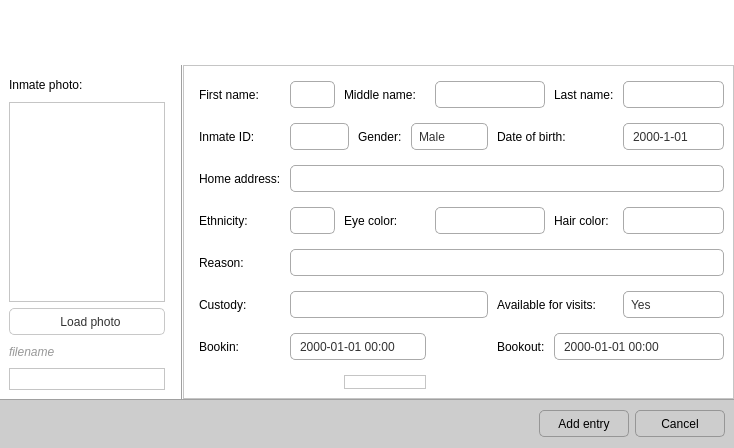
First picture: the form in newinmateform.ui, repository NCNM/PMS_01, before the edit.
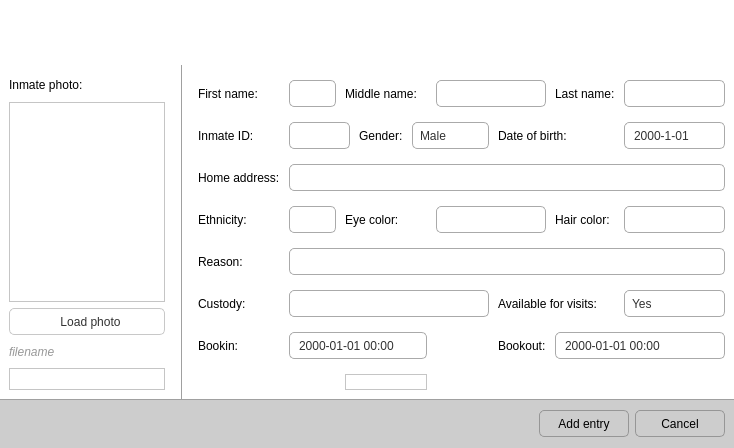
Second picture: the form after the edit. Icons and pictures are not drawn.

```diff
--- a/newinmateform.ui
+++ b/newinmateform.ui
@@ -300,10 +300,10 @@
       <item>
        <widget class="QFrame" name="frame_2">
         <property name="frameShape">
-         <enum>QFrame::StyledPanel</enum>
+         <enum>QFrame::NoFrame</enum>
         </property>
         <property name="frameShadow">
-         <enum>QFrame::Raised</enum>
+         <enum>QFrame::Plain</enum>
         </property>
         <layout class="QGridLayout" name="gridLayout">
          <property name="leftMargin">
```
Left out of the diff: 2 changed lines with no effect on the pictures.
